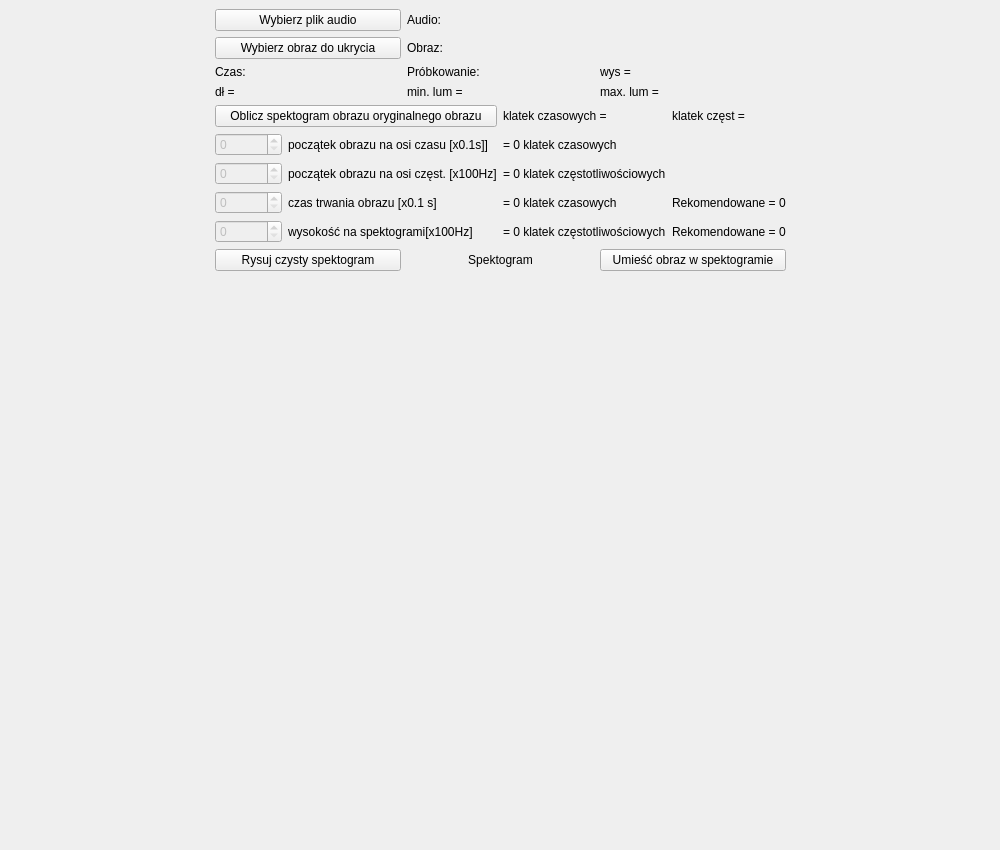
Groundy/Studia_ProjektTO, file MainWindow.ui: the form before one commit.
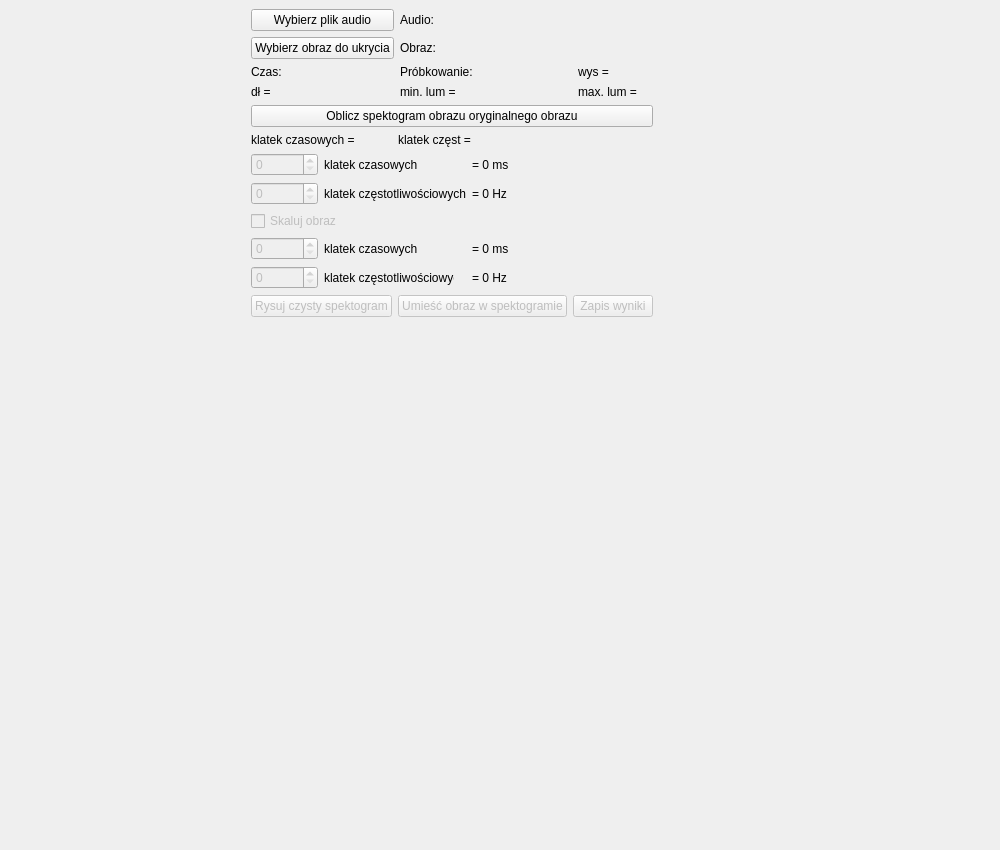
The form after the commit.

```diff
--- a/MainWindow.ui
+++ b/MainWindow.ui
@@ -41,6 +41,241 @@
    <layout class="QGridLayout" name="gridLayout_2">
     <item row="0" column="0">
      <layout class="QGridLayout" name="gridLayout">
+      <item row="5" column="0" colspan="3">
+       <widget class="QLabel" name="spectogramLabel">
+        <property name="sizePolicy">
+         <sizepolicy hsizetype="MinimumExpanding" vsizetype="MinimumExpanding">
+          <horstretch>0</horstretch>
+          <verstretch>0</verstretch>
+         </sizepolicy>
+        </property>
+        <property name="minimumSize">
+         <size>
+          <width>750</width>
+          <height>350</height>
+         </size>
+        </property>
+        <property name="text">
+         <string/>
+        </property>
+       </widget>
+      </item>
+      <item row="3" column="1">
+       <layout class="QGridLayout" name="gridLayout_5">
+        <item row="5" column="0" colspan="6">
+         <widget class="QCheckBox" name="scalingChekbox">
+          <property name="enabled">
+           <bool>false</bool>
+          </property>
+          <property name="text">
+           <string>Skaluj obraz</string>
+          </property>
+         </widget>
+        </item>
+        <item row="7" column="3" colspan="3">
+         <widget class="QLabel" name="calculatedFreqToUse">
+          <property name="text">
+           <string>= 0 Hz</string>
+          </property>
+         </widget>
+        </item>
+        <item row="7" column="0">
+         <widget class="QSpinBox" name="imgDurationSpinBox_F">
+          <property name="enabled">
+           <bool>false</bool>
+          </property>
+          <property name="maximum">
+           <number>999999999</number>
+          </property>
+         </widget>
+        </item>
+        <item row="2" column="0" colspan="2">
+         <widget class="QLabel" name="totalTimeFramesLabel">
+          <property name="text">
+           <string>klatek czasowych = </string>
+          </property>
+         </widget>
+        </item>
+        <item row="1" column="0" colspan="6">
+         <widget class="QPushButton" name="calculateSTFTButton">
+          <property name="text">
+           <string>Oblicz spektogram obrazu oryginalnego obrazu</string>
+          </property>
+         </widget>
+        </item>
+        <item row="3" column="0">
+         <widget class="QSpinBox" name="startImgSpinBox_T">
+          <property name="enabled">
+           <bool>false</bool>
+          </property>
+          <property name="maximum">
+           <number>999999999</number>
+          </property>
+         </widget>
+        </item>
+        <item row="7" column="1" colspan="2">
+         <widget class="QLabel" name="constLabel2">
+          <property name="maximumSize">
+           <size>
+            <width>130</width>
+            <height>16777215</height>
+           </size>
+          </property>
+          <property name="text">
+           <string>klatek częstotliwościowych</string>
+          </property>
+         </widget>
+        </item>
+        <item row="2" column="2" colspan="4">
+         <widget class="QLabel" name="totalFreqFramesLabel">
+          <property name="text">
+           <string>klatek częst = </string>
+          </property>
+         </widget>
+        </item>
+        <item row="4" column="0">
+         <widget class="QSpinBox" name="startImgSpinBox_F">
+          <property name="enabled">
+           <bool>false</bool>
+          </property>
+          <property name="maximum">
+           <number>999999999</number>
+          </property>
+         </widget>
+        </item>
+        <item row="6" column="3" colspan="3">
+         <widget class="QLabel" name="calculatedTimeToUse">
+          <property name="text">
+           <string>= 0 ms</string>
+          </property>
+         </widget>
+        </item>
+        <item row="4" column="1" colspan="2">
+         <widget class="QLabel" name="constLabel4">
+          <property name="text">
+           <string>klatek częstotliwościowych</string>
+          </property>
+         </widget>
+        </item>
+        <item row="3" column="3" colspan="3">
+         <widget class="QLabel" name="calculatedTimeToStart">
+          <property name="text">
+           <string>= 0 ms</string>
+          </property>
+         </widget>
+        </item>
+        <item row="6" column="0">
+         <widget class="QSpinBox" name="imgDurationSpinBox_T">
+          <property name="enabled">
+           <bool>false</bool>
+          </property>
+          <property name="maximum">
+           <number>999999999</number>
+          </property>
+         </widget>
+        </item>
+        <item row="3" column="1" colspan="2">
+         <widget class="QLabel" name="constLabel3">
+          <property name="text">
+           <string>klatek czasowych</string>
+          </property>
+         </widget>
+        </item>
+        <item row="8" column="0" colspan="6">
+         <layout class="QHBoxLayout" name="horizontalLayout">
+          <item>
+           <widget class="QPushButton" name="resetSpectLabelButton">
+            <property name="enabled">
+             <bool>false</bool>
+            </property>
+            <property name="text">
+             <string>Rysuj czysty spektogram</string>
+            </property>
+           </widget>
+          </item>
+          <item>
+           <widget class="QPushButton" name="setImgInSpectButton">
+            <property name="enabled">
+             <bool>false</bool>
+            </property>
+            <property name="text">
+             <string>Umieść obraz w spektogramie</string>
+            </property>
+           </widget>
+          </item>
+          <item>
+           <widget class="QPushButton" name="saveResultsButton">
+            <property name="enabled">
+             <bool>false</bool>
+            </property>
+            <property name="text">
+             <string>Zapis wyniki</string>
+            </property>
+           </widget>
+          </item>
+         </layout>
+        </item>
+        <item row="6" column="1" colspan="2">
+         <widget class="QLabel" name="constLabel1">
+          <property name="maximumSize">
+           <size>
+            <width>130</width>
+            <height>16777215</height>
+           </size>
+          </property>
+          <property name="text">
+           <string>klatek czasowych</string>
+          </property>
+         </widget>
+        </item>
+        <item row="4" column="3" colspan="3">
+         <widget class="QLabel" name="calculatedFreqToStart">
+          <property name="text">
+           <string>= 0 Hz</string>
+          </property>
+         </widget>
+        </item>
+        <item row="1" column="6" rowspan="8">
+         <spacer name="horizontalSpacer_3">
+          <property name="orientation">
+           <enum>Qt::Horizontal</enum>
+          </property>
+          <property name="sizeHint" stdset="0">
+           <size>
+            <width>40</width>
+            <height>20</height>
+           </size>
+          </property>
+         </spacer>
+        </item>
+       </layout>
+      </item>
+      <item row="1" column="0" rowspan="4">
+       <spacer name="horizontalSpacer">
+        <property name="orientation">
+         <enum>Qt::Horizontal</enum>
+        </property>
+        <property name="sizeHint" stdset="0">
+         <size>
+          <width>40</width>
+          <height>20</height>
+         </size>
+        </property>
+       </spacer>
+      </item>
+      <item row="1" column="2" rowspan="4">
+       <spacer name="horizontalSpacer_2">
+        <property name="orientation">
+         <enum>Qt::Horizontal</enum>
+        </property>
+        <property name="sizeHint" stdset="0">
+         <size>
+          <width>40</width>
+          <height>20</height>
+         </size>
+        </property>
+       </spacer>
+      </item>
       <item row="1" column="1" rowspan="2">
        <layout class="QGridLayout" name="gridLayout_3">
         <item row="2" column="0">
@@ -93,6 +328,12 @@
         </item>
         <item row="1" column="1" colspan="2">
          <widget class="QLabel" name="imgFileNameLabel">
+          <property name="minimumSize">
+           <size>
+            <width>350</width>
+            <height>0</height>
+           </size>
+          </property>
           <property name="text">
            <string>Obraz: </string>
           </property>
@@ -107,6 +348,12 @@
         </item>
         <item row="0" column="1" colspan="2">
          <widget class="QLabel" name="audioFileNameLabel">
+          <property name="minimumSize">
+           <size>
+            <width>350</width>
+            <height>0</height>
+           </size>
+          </property>
           <property name="text">
            <string>Audio:</string>
           </property>
@@ -121,220 +368,6 @@
         </item>
        </layout>
       </item>
-      <item row="1" column="0" rowspan="4">
-       <spacer name="horizontalSpacer">
-        <property name="orientation">
-         <enum>Qt::Horizontal</enum>
-        </property>
-        <property name="sizeHint" stdset="0">
-         <size>
-          <width>40</width>
-          <height>20</height>
-         </size>
-        </property>
-       </spacer>
-      </item>
-      <item row="5" column="0" colspan="3">
-       <widget class="QLabel" name="spectogramLabel">
-        <property name="sizePolicy">
-         <sizepolicy hsizetype="MinimumExpanding" vsizetype="MinimumExpanding">
-          <horstretch>0</horstretch>
-          <verstretch>0</verstretch>
-         </sizepolicy>
-        </property>
-        <property name="minimumSize">
-         <size>
-          <width>750</width>
-          <height>350</height>
-         </size>
-        </property>
-        <property name="text">
-         <string/>
-        </property>
-       </widget>
-      </item>
-      <item row="3" column="1">
-       <layout class="QGridLayout" name="gridLayout_5">
-        <item row="2" column="2">
-         <widget class="QLabel" name="calculatedFrameToStart_T">
-          <property name="text">
-           <string>= 0 klatek czasowych</string>
-          </property>
-         </widget>
-        </item>
-        <item row="2" column="0">
-         <widget class="QSpinBox" name="startImgSpinBox_T">
-          <property name="enabled">
-           <bool>false</bool>
-          </property>
-          <property name="maximum">
-           <number>999999999</number>
-          </property>
-         </widget>
-        </item>
-        <item row="5" column="1">
-         <widget class="QLabel" name="constLabel2">
-          <property name="text">
-           <string>wysokość na spektogrami[x100Hz]</string>
-          </property>
-         </widget>
-        </item>
-        <item row="5" column="3">
-         <widget class="QLabel" name="recomendedFrames_F">
-          <property name="text">
-           <string>Rekomendowane = 0</string>
-          </property>
-         </widget>
-        </item>
-        <item row="3" column="1">
-         <widget class="QLabel" name="constLabel4">
-          <property name="text">
-           <string>początek obrazu na osi częst. [x100Hz]</string>
-          </property>
-         </widget>
-        </item>
-        <item row="4" column="0">
-         <widget class="QSpinBox" name="imgDurationSpinBox_T">
-          <property name="enabled">
-           <bool>false</bool>
-          </property>
-          <property name="maximum">
-           <number>999999999</number>
-          </property>
-         </widget>
-        </item>
-        <item row="1" column="2">
-         <widget class="QLabel" name="totalTimeFramesLabel">
-          <property name="text">
-           <string>klatek czasowych = </string>
-          </property>
-         </widget>
-        </item>
-        <item row="4" column="1">
-         <widget class="QLabel" name="constLabel1">
-          <property name="text">
-           <string>czas trwania obrazu [x0.1 s]</string>
-          </property>
-         </widget>
-        </item>
-        <item row="2" column="1">
-         <widget class="QLabel" name="constLabel3">
-          <property name="text">
-           <string>początek obrazu na osi czasu [x0.1s]]</string>
-          </property>
-         </widget>
-        </item>
-        <item row="3" column="2">
-         <widget class="QLabel" name="calculatedFrameToStart_F">
-          <property name="text">
-           <string>= 0 klatek częstotliwościowych</string>
-          </property>
-         </widget>
-        </item>
-        <item row="4" column="3">
-         <widget class="QLabel" name="recomendedFrames_T">
-          <property name="text">
-           <string>Rekomendowane = 0</string>
-          </property>
-         </widget>
-        </item>
-        <item row="3" column="0">
-         <widget class="QSpinBox" name="startImgSpinBox_F">
-          <property name="enabled">
-           <bool>false</bool>
-          </property>
-          <property name="maximum">
-           <number>999999999</number>
-          </property>
-         </widget>
-        </item>
-        <item row="1" column="0" colspan="2">
-         <widget class="QPushButton" name="calculateSTFTButton">
-          <property name="text">
-           <string>Oblicz spektogram obrazu oryginalnego obrazu</string>
-          </property>
-         </widget>
-        </item>
-        <item row="1" column="3">
-         <widget class="QLabel" name="totalFreqFramesLabel">
-          <property name="text">
-           <string>klatek częst = </string>
-          </property>
-         </widget>
-        </item>
-        <item row="4" column="2">
-         <widget class="QLabel" name="calculatedFramesToUse_T">
-          <property name="text">
-           <string>= 0 klatek czasowych</string>
-          </property>
-         </widget>
-        </item>
-        <item row="5" column="0">
-         <widget class="QSpinBox" name="imgDurationSpinBox_F">
-          <property name="enabled">
-           <bool>false</bool>
-          </property>
-          <property name="maximum">
-           <number>999999999</number>
-          </property>
-         </widget>
-        </item>
-        <item row="5" column="2">
-         <widget class="QLabel" name="calculatedFramesToUse_F">
-          <property name="text">
-           <string>= 0 klatek częstotliwościowych</string>
-          </property>
-         </widget>
-        </item>
-        <item row="6" column="0" colspan="4">
-         <layout class="QHBoxLayout" name="horizontalLayout">
-          <item>
-           <widget class="QPushButton" name="pushButton">
-            <property name="text">
-             <string>Rysuj czysty spektogram</string>
-            </property>
-           </widget>
-          </item>
-          <item>
-           <widget class="QLabel" name="SpectogramtittleLabel">
-            <property name="maximumSize">
-             <size>
-              <width>16777215</width>
-              <height>20</height>
-             </size>
-            </property>
-            <property name="text">
-             <string>Spektogram</string>
-            </property>
-            <property name="alignment">
-             <set>Qt::AlignCenter</set>
-            </property>
-           </widget>
-          </item>
-          <item>
-           <widget class="QPushButton" name="pushButton_2">
-            <property name="text">
-             <string>Umieść obraz w spektogramie</string>
-            </property>
-           </widget>
-          </item>
-         </layout>
-        </item>
-       </layout>
-      </item>
-      <item row="1" column="2" rowspan="4">
-       <spacer name="horizontalSpacer_2">
-        <property name="orientation">
-         <enum>Qt::Horizontal</enum>
-        </property>
-        <property name="sizeHint" stdset="0">
-         <size>
-          <width>40</width>
-          <height>20</height>
-         </size>
-        </property>
-       </spacer>
-      </item>
      </layout>
     </item>
    </layout>
```
Left out of the diff: 69 changed lines with no effect on the pictures.
